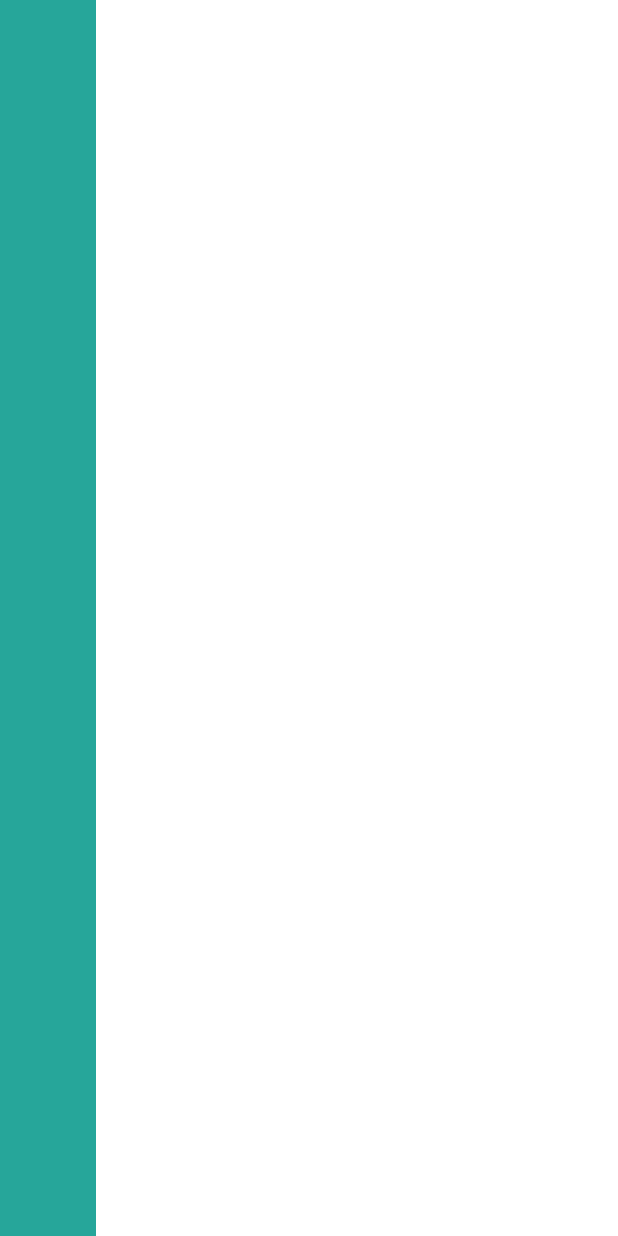
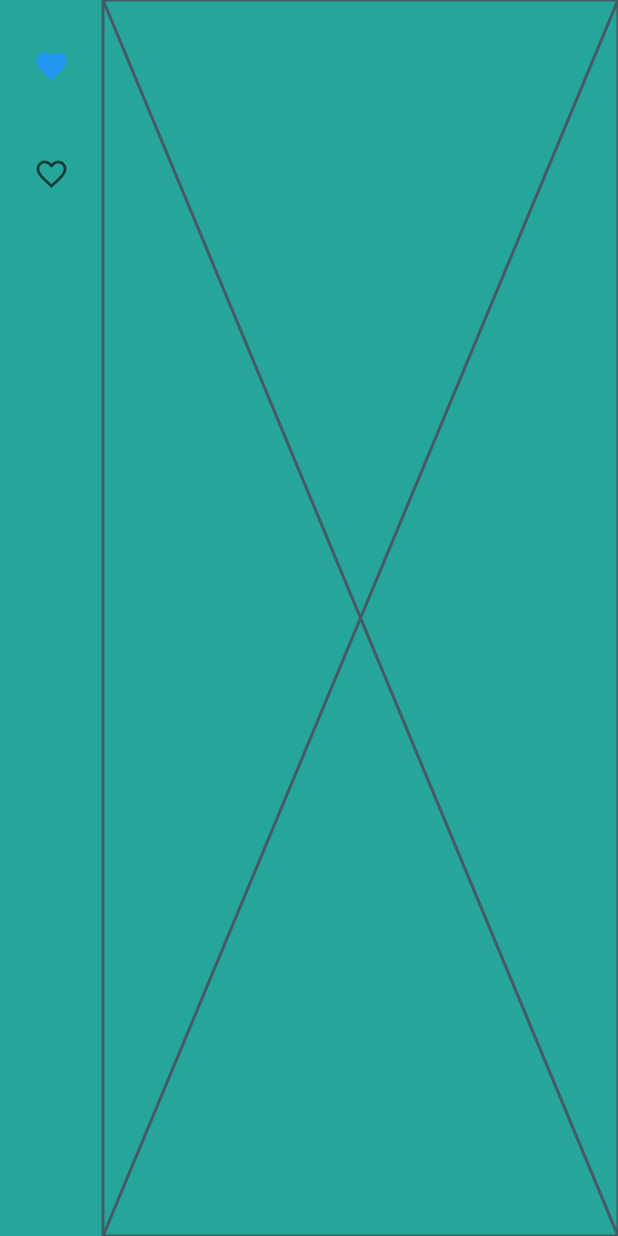
Before and after one commit to JAICHANGPARK/flutter_notebook_8th_story, a Flutter app: the screen it shows after launch, on a phone screen of 412 x 824 dp. Run offline on Flutter 3.47's test engine with Material 2 defaults, Android fonts, the phone set to English and light mode, and no system bars; our stand-ins replace badges, google_fonts.

Commit message:
Update food_main_page.dart

```diff
--- a/lib/ep566_food_delivery_app/food_main_page.dart
+++ b/lib/ep566_food_delivery_app/food_main_page.dart
@@ -14,6 +14,14 @@ class _FoodMainPageState extends State<FoodMainPage> {
       body: Stack(
         children: [
           Positioned(
+              left: 64,
+              top: 0,
+              bottom: 0,
+              right: 0,
+              child: Container(
+                decoration: BoxDecoration(color: Colors.white),
+              )),
+          Positioned(
               left: 0,
               top: 0,
               right: 0,
@@ -23,6 +31,7 @@ class _FoodMainPageState extends State<FoodMainPage> {
                 child: Row(
                   children: [
                     Expanded(
+                      flex: 2,
                       child: NavigationRail(
                           backgroundColor: Colors.teal[400],
                           selectedLabelTextStyle: TextStyle(
@@ -42,18 +51,12 @@ class _FoodMainPageState extends State<FoodMainPage> {
                         ),
                       ], selectedIndex: _pageIndex),
                     ),
-                    Expanded(child: Placeholder()),
+                    Expanded(
+                        flex: 10,child: Placeholder()),
                   ],
                 ),
               )),
-          Positioned(
-              left: 64,
-              top: 0,
-              bottom: 0,
-              right: 0,
-              child: Container(
-                decoration: BoxDecoration(color: Colors.white),
-              ))
+
         ],
       ),
     );
```
